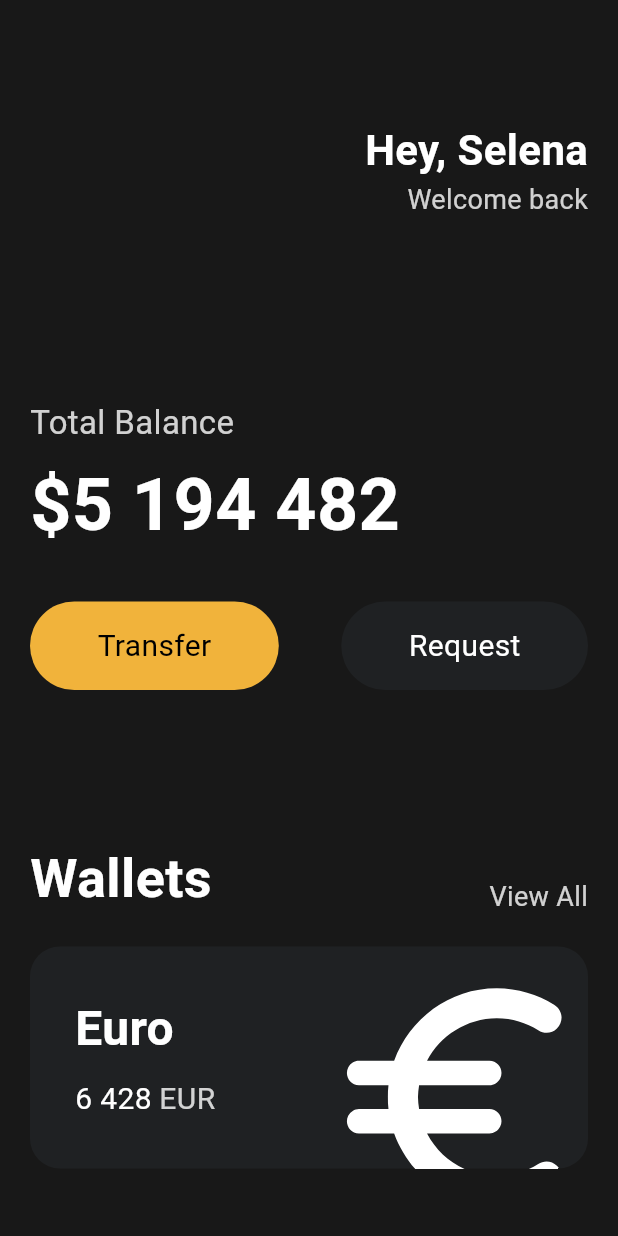
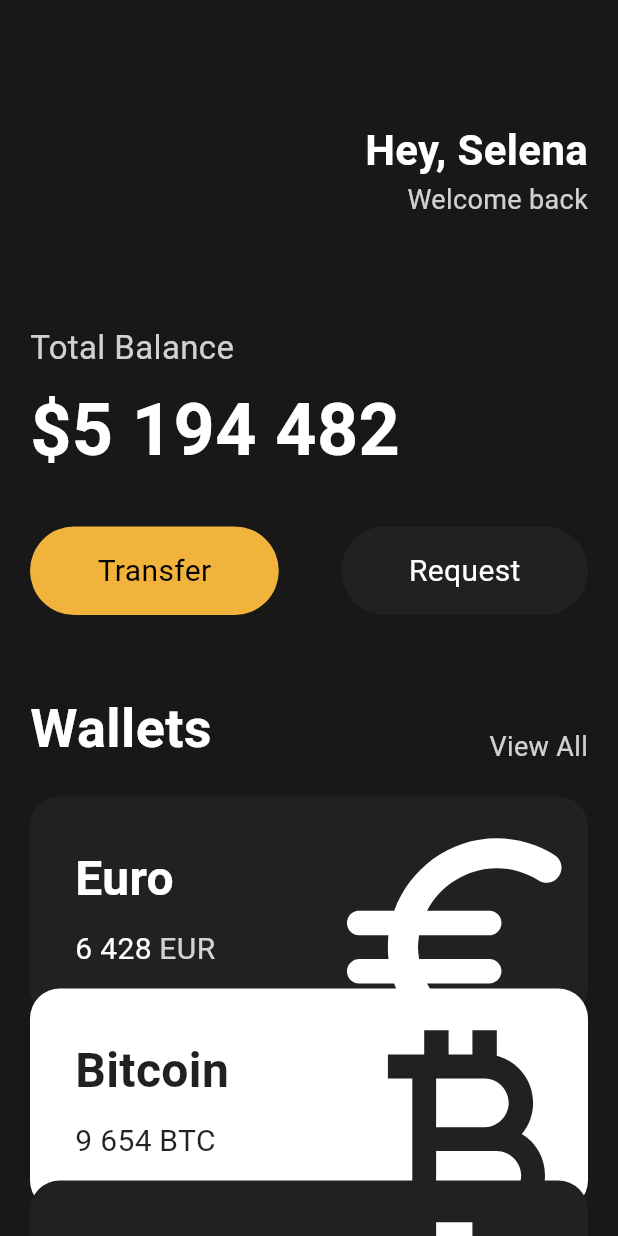
Before and after one commit to happy-yeachan/Flutter_Practice, a Flutter app: the screen it shows after launch, on a phone screen of 412 x 824 dp. Run offline on Flutter 3.47's test engine with Material 3 defaults, Android fonts, the phone set to English and light mode, and no system bars.

Commit message:
Reusable Cards

```diff
--- a/toonflix/lib/main.dart
+++ b/toonflix/lib/main.dart
@@ -1,7 +1,9 @@
 import 'package:flutter/cupertino.dart';
 import 'package:flutter/material.dart';
+import 'package:flutter/rendering.dart';
 import 'package:flutter/widgets.dart';
 import 'package:toonflix/widgets/button.dart';
+import 'package:toonflix/widgets/currency_card.dart';
 
 class Player {
   String? name;
@@ -20,7 +22,8 @@ class App extends StatelessWidget {
     return MaterialApp(
       home: Scaffold(
         backgroundColor: const Color(0xFF181818),
-        body: Padding(
+        body: SingleChildScrollView(
+          child: Padding(
             padding: const EdgeInsets.symmetric(
               horizontal: 20,
             ),
@@ -56,7 +59,7 @@ class App extends StatelessWidget {
                   ],
                 ),
                 const SizedBox(
-                height: 120,
+                  height: 70,
                 ),
                 Text(
                   'Total Balance',
@@ -93,7 +96,7 @@ class App extends StatelessWidget {
                   ],
                 ),
                 const SizedBox(
-                height: 100,
+                  height: 50,
                 ),
                 Row(
                   crossAxisAlignment: CrossAxisAlignment.end,
@@ -119,70 +122,37 @@ class App extends StatelessWidget {
                 const SizedBox(
                   height: 20,
                 ),
-              Container(
-                clipBehavior: Clip.hardEdge,
-                decoration: BoxDecoration(
-                  color: const Color(0xFF1F2123),
-                  borderRadius: BorderRadius.circular(20),
+                const Currency_card(
+                  name: "Euro",
+                  code: 'EUR',
+                  amount: "6 428",
+                  icon: Icons.euro_rounded,
+                  isInverted: false,
                 ),
-                child: Padding(
-                  padding: const EdgeInsets.all(30),
-                  child: Row(
-                    mainAxisAlignment: MainAxisAlignment.spaceBetween,
-                    children: [
-                      Column(
-                        crossAxisAlignment: CrossAxisAlignment.start,
-                        children: [
-                          const Text(
-                            "Euro",
-                            style: TextStyle(
-                              color: Colors.white,
-                              fontSize: 32,
-                              fontWeight: FontWeight.w600,
+                Transform.translate(
+                  offset: const Offset(0, -20),
+                  child: const Currency_card(
+                    name: "Bitcoin",
+                    code: 'BTC',
+                    amount: "9 654",
+                    icon: Icons.currency_bitcoin,
+                    isInverted: true,
                   ),
                 ),
-                          const SizedBox(
-                            height: 10,
-                          ),
-                          Row(
-                            children: [
-                              const Text(
-                                '6 428',
-                                style: TextStyle(
-                                  color: Colors.white,
-                                  fontSize: 20,
-                                ),
-                              ),
-                              const SizedBox(
-                                width: 5,
-                              ),
-                              Text('EUR',
-                                  style: TextStyle(
-                                    color: Colors.white.withOpacity(0.8),
-                                    fontSize: 20,
-                                  )),
-                            ],
-                          )
-                        ],
-                      ),
-                      Transform.scale(
-                        scale: 2.2,
-                        child: Transform.translate(
-                          offset: const Offset(-5, 12),
-                          child: const Icon(
-                            Icons.euro_rounded,
-                            color: Colors.white,
-                            size: 88,
-                          ),
+                Transform.translate(
+                  offset: const Offset(0, -40),
+                  child: const Currency_card(
+                    name: "Dollar",
+                    code: 'USD',
+                    amount: "1 564",
+                    icon: Icons.attach_money_outlined,
+                    isInverted: false,
                   ),
                 ),
               ],
             ),
           ),
         ),
-            ],
-          ),
-        ),
       ),
     );
   }
--- /dev/null
+++ b/toonflix/lib/widgets/currency_card.dart
@@ -0,0 +1,84 @@
+import 'package:flutter/material.dart';
+
+class Currency_card extends StatelessWidget {
+  final String name, code, amount;
+  final IconData icon;
+  final bool isInverted;
+  final _blackColor = const Color(0xFF1F2123);
+
+  const Currency_card({
+    super.key,
+    required this.name,
+    required this.code,
+    required this.amount,
+    required this.icon,
+    required this.isInverted,
+  });
+
+  @override
+  Widget build(BuildContext context) {
+    return Container(
+      clipBehavior: Clip.hardEdge,
+      decoration: BoxDecoration(
+        color: isInverted ? Colors.white : _blackColor,
+        borderRadius: BorderRadius.circular(20),
+      ),
+      child: Padding(
+        padding: const EdgeInsets.all(30),
+        child: Row(
+          mainAxisAlignment: MainAxisAlignment.spaceBetween,
+          children: [
+            Column(
+              crossAxisAlignment: CrossAxisAlignment.start,
+              children: [
+                Text(
+                  name,
+                  style: TextStyle(
+                    color: isInverted ? _blackColor : Colors.white,
+                    fontSize: 32,
+                    fontWeight: FontWeight.w600,
+                  ),
+                ),
+                const SizedBox(
+                  height: 10,
+                ),
+                Row(
+                  children: [
+                    Text(
+                      amount,
+                      style: TextStyle(
+                        color: isInverted ? _blackColor : Colors.white,
+                        fontSize: 20,
+                      ),
+                    ),
+                    const SizedBox(
+                      width: 5,
+                    ),
+                    Text(code,
+                        style: TextStyle(
+                          color: isInverted
+                              ? _blackColor
+                              : Colors.white.withOpacity(0.8),
+                          fontSize: 20,
+                        )),
+                  ],
+                )
+              ],
+            ),
+            Transform.scale(
+              scale: 2.2,
+              child: Transform.translate(
+                offset: const Offset(-5, 12),
+                child: Icon(
+                  icon,
+                  color: isInverted ? _blackColor : Colors.white,
+                  size: 88,
+                ),
+              ),
+            ),
+          ],
+        ),
+      ),
+    );
+  }
+}
```
Lines whose indentation alone changed are shown as unchanged.
